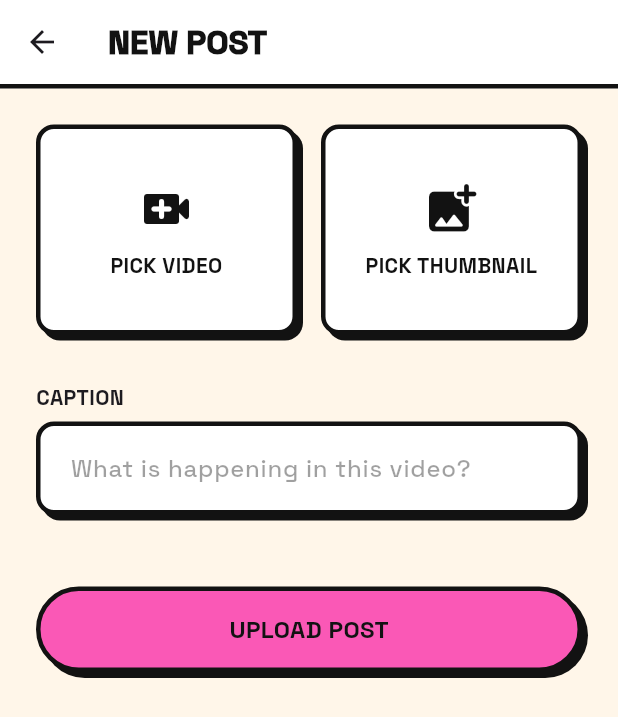
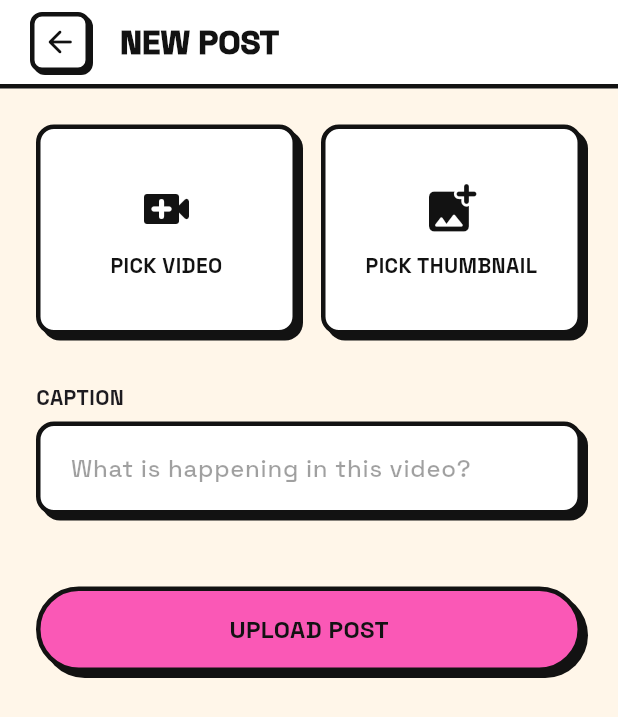
Before and after one commit to htoopyaelinn56/PlexiPlay-L5DC-Project, a Flutter app: the UploadPage screen opened directly, on a phone screen of 412 x 824 dp. Shown: the top 717 px of the screen. Run offline on Flutter 3.47's test engine with Material 3 defaults, Android fonts, the phone set to English and light mode, and no system bars; our stand-ins replace flutter_riverpod, google_fonts, image_picker, open_file, permission_handler, video_player; missing offline and left inert: flutter_downloader, video_compress; network calls fail.

Commit message:
reusable back button

```diff
--- a/lib/pages/profile_page.dart
+++ b/lib/pages/profile_page.dart
@@ -1,6 +1,7 @@
 import 'package:flutter/material.dart';
 import '../theme/neo_theme.dart';
 import '../widgets/post_card.dart';
+import '../widgets/neo_back_button.dart';
 import 'login_page.dart';
 
 class ProfilePage extends StatefulWidget {
@@ -65,6 +66,10 @@ class _ProfilePageState extends State<ProfilePage> {
     return Scaffold(
       backgroundColor: NeoTheme.white,
       appBar: AppBar(
+        leading: Row(
+          children: [const SizedBox(width: 20), const NeoBackButton()],
+        ),
+        leadingWidth: 64,
         title: Text(
           widget.username,
           style: const TextStyle(
--- a/lib/pages/upload_page.dart
+++ b/lib/pages/upload_page.dart
@@ -6,6 +6,7 @@ import 'package:video_compress/video_compress.dart';
 import '../theme/neo_theme.dart';
 import '../widgets/neo_button.dart';
 import '../widgets/neo_text_field.dart';
+import '../widgets/neo_back_button.dart';
 
 class UploadPage extends StatefulWidget {
   const UploadPage({super.key});
@@ -108,6 +109,10 @@ class _UploadPageState extends State<UploadPage> {
     return Scaffold(
       backgroundColor: NeoTheme.cream,
       appBar: AppBar(
+        leading: Row(
+          children: [const SizedBox(width: 20), const NeoBackButton()],
+        ),
+        leadingWidth: 64,
         backgroundColor: NeoTheme.white,
         centerTitle: false,
         title: const Text(
--- /dev/null
+++ b/lib/widgets/neo_back_button.dart
@@ -0,0 +1,28 @@
+import 'package:flutter/material.dart';
+import '../theme/neo_theme.dart';
+
+class NeoBackButton extends StatelessWidget {
+  const NeoBackButton({super.key});
+
+  @override
+  Widget build(BuildContext context) {
+    return GestureDetector(
+      onTap: () => Navigator.pop(context),
+      child: Container(
+        padding: const EdgeInsets.all(5),
+        decoration: BoxDecoration(
+          color: NeoTheme.white,
+          border: Border.all(
+            color: NeoTheme.black,
+            width: NeoTheme.borderThick,
+          ),
+          borderRadius: BorderRadius.circular(8),
+          boxShadow: const [
+            BoxShadow(color: NeoTheme.black, offset: Offset(2, 2)),
+          ],
+        ),
+        child: const Icon(Icons.arrow_back_rounded, color: NeoTheme.black),
+      ),
+    );
+  }
+}
```
Also changed, not shown: lib/pages/video_player_page.dart (+2 -25 lines).
